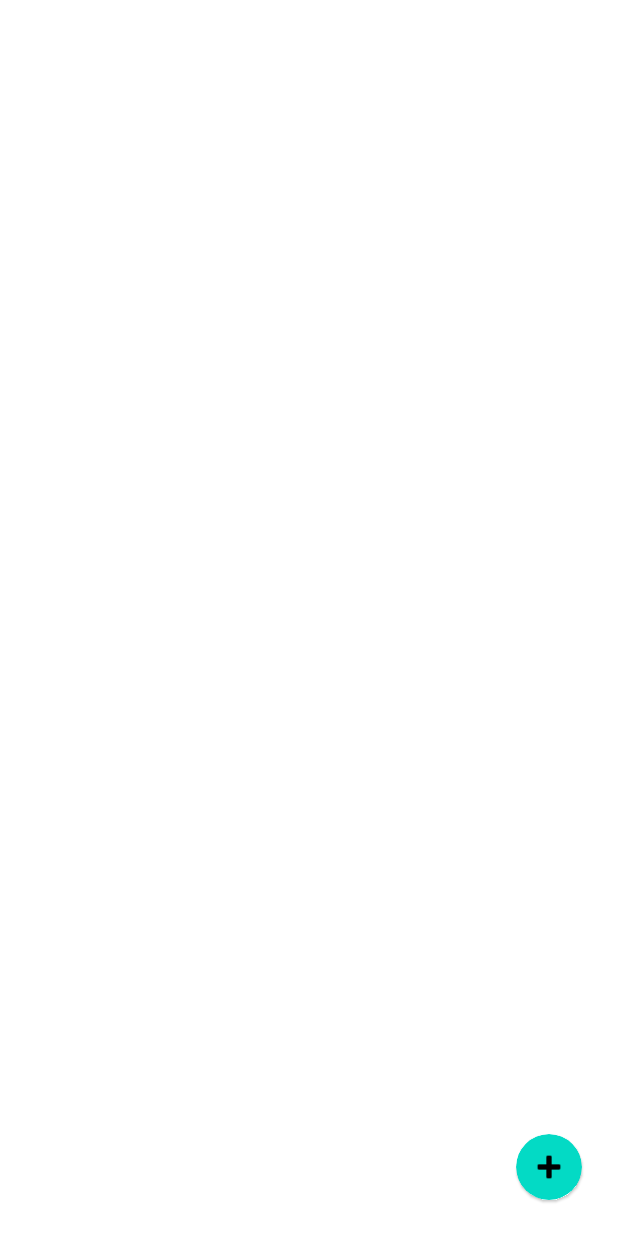
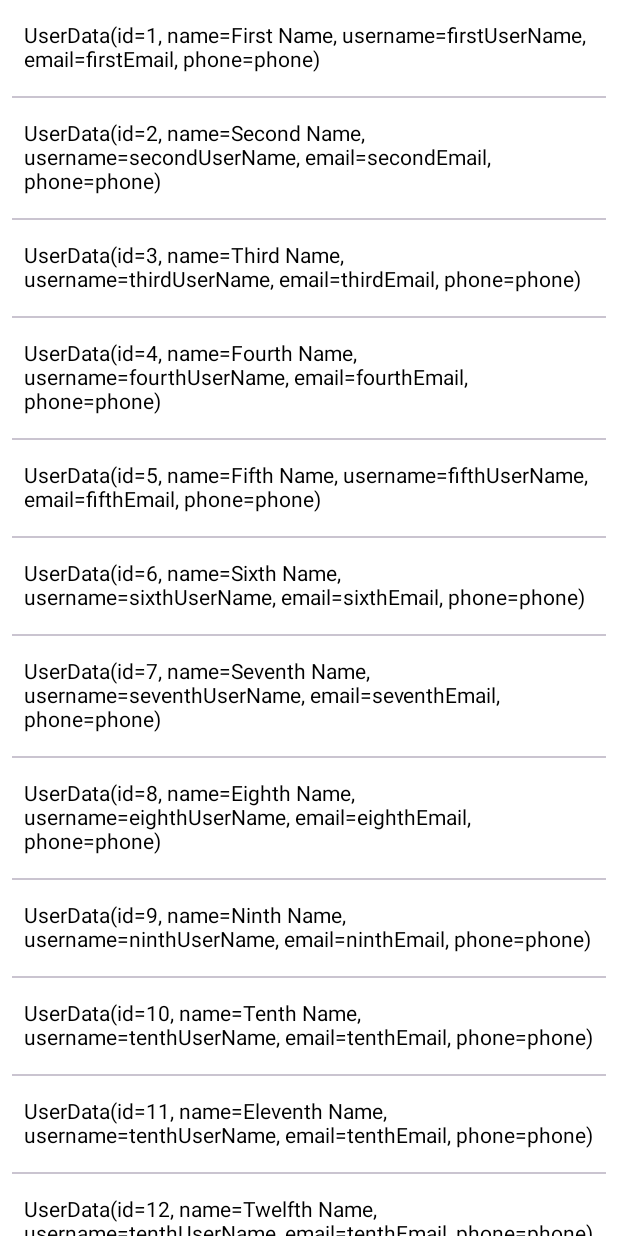
Before and after one commit to Axhillex/GraphQlApplication, an Android app built with Jetpack Compose: the screen it shows after launch (MainActivity), on a phone screen of 412 x 824 dp. Run offline under Robolectric (Android 15) with nearby library versions, the phone set to English and light mode, and no system bars; network calls fail; 1 statement that could not run was skipped.

Commit message:
added compose

```diff
--- a/app/src/main/AndroidManifest.xml
+++ b/app/src/main/AndroidManifest.xml
@@ -18,7 +18,7 @@
         android:usesCleartextTraffic="true"
         tools:targetApi="tiramisu">
         <activity
-            android:name=".AddOrEditUserActivity"
+            android:name=".utils.ui.AddOrEditUserActivity"
             android:exported="false" />
         <activity
             android:name=".MainActivity"
--- a/app/src/main/java/com/example/graphqlapplication/MainActivity.kt
+++ b/app/src/main/java/com/example/graphqlapplication/MainActivity.kt
@@ -3,9 +3,25 @@ package com.example.graphqlapplication
 import androidx.appcompat.app.AppCompatActivity
 import android.os.Bundle
 import android.widget.Toast
+import androidx.compose.animation.core.tween
+import androidx.compose.foundation.ExperimentalFoundationApi
+import androidx.compose.foundation.layout.Row
+import androidx.compose.foundation.layout.Spacer
+import androidx.compose.foundation.layout.fillMaxSize
+import androidx.compose.foundation.layout.fillMaxWidth
+import androidx.compose.foundation.layout.height
+import androidx.compose.foundation.layout.padding
+import androidx.compose.foundation.lazy.LazyColumn
+import androidx.compose.foundation.lazy.itemsIndexed
+import androidx.compose.material3.Divider
+import androidx.compose.material3.Text
+import androidx.compose.runtime.mutableStateListOf
+import androidx.compose.ui.Modifier
+import androidx.compose.ui.unit.dp
 import androidx.lifecycle.lifecycleScope
 import com.example.graphqlapplication.data.UsersRequestBody
 import com.example.graphqlapplication.data.GetUsersResponseBody
+import com.example.graphqlapplication.data.UserData
 import com.example.graphqlapplication.databinding.ActivityMainBinding
 import com.example.graphqlapplication.utils.constants.client
 import com.example.graphqlapplication.utils.ui.UsersAdapter
@@ -42,8 +58,45 @@ class MainActivity : AppCompatActivity(), UsersInterface {
         }
     }
 
+    @OptIn(ExperimentalFoundationApi::class)
     private suspend fun setUpView() = withContext(Dispatchers.Main) {
         binding.usersRecyclerView.adapter = adapter
+        val data = mutableStateListOf(
+            UserData("1", "First Name", "firstUserName", "firstEmail", "phone"),
+            UserData("2", "Second Name", "secondUserName", "secondEmail", "phone"),
+            UserData("3", "Third Name", "thirdUserName", "thirdEmail", "phone"),
+            UserData("4", "Fourth Name", "fourthUserName", "fourthEmail", "phone"),
+            UserData("5", "Fifth Name", "fifthUserName", "fifthEmail", "phone"),
+            UserData("6", "Sixth Name", "sixthUserName", "sixthEmail", "phone"),
+            UserData("7", "Seventh Name", "seventhUserName", "seventhEmail", "phone"),
+            UserData("8", "Eighth Name", "eighthUserName", "eighthEmail", "phone"),
+            UserData("9", "Ninth Name", "ninthUserName", "ninthEmail", "phone"),
+            UserData("10", "Tenth Name", "tenthUserName", "tenthEmail", "phone"),
+            UserData("11", "Eleventh Name", "tenthUserName", "tenthEmail", "phone"),
+            UserData("12", "Twelfth Name", "tenthUserName", "tenthEmail", "phone"),
+            UserData("13", "Thirteenth Name", "tenthUserName", "tenthEmail", "phone"),
+            UserData("14", "Fourteenth Name", "tenthUserName", "tenthEmail", "phone"),
+        )
+        binding.composeView.setContent {
+            LazyColumn(
+                Modifier
+                    .fillMaxSize()
+            ) {
+                itemsIndexed(data) { index, user ->
+                    Row(
+                        Modifier
+                            .fillMaxWidth()
+                            .padding(16.dp)
+                            .animateItemPlacement(tween(250))
+                    ) {
+                        Text(text = "$user")
+                    }
+                    if (index != data.size - 1) {
+                        Divider(Modifier.padding(horizontal = 8.dp))
+                    }
+                }
+            }
+        }
     }
 
     override fun onRemove(id: String?) {
--- a/app/src/main/res/layout/activity_main.xml
+++ b/app/src/main/res/layout/activity_main.xml
@@ -7,11 +7,17 @@
     android:background="@color/white"
     tools:context=".MainActivity">
 
+    <androidx.compose.ui.platform.ComposeView
+        android:id="@+id/composeView"
+        android:layout_width="match_parent"
+        android:layout_height="match_parent" />
+
     <androidx.recyclerview.widget.RecyclerView
         android:id="@+id/usersRecyclerView"
         android:layout_width="match_parent"
         android:layout_height="match_parent"
         android:orientation="vertical"
+        android:visibility="gone"
         app:layoutManager="androidx.recyclerview.widget.LinearLayoutManager"
         app:spanCount="2" />
 
@@ -21,6 +27,7 @@
         android:layout_alignParentEnd="true"
         android:layout_alignParentBottom="true"
         android:layout_margin="24dp"
+        android:visibility="gone"
         app:cardBackgroundColor="@color/teal_200"
         app:cardCornerRadius="40dp"
         app:cardElevation="1dp">
--- a/app/src/main/res/values/strings.xml
+++ b/app/src/main/res/values/strings.xml
@@ -9,4 +9,5 @@
 
     <string name="hello_first_fragment">Hello first fragment</string>
     <string name="hello_second_fragment">Hello second fragment. Arg: %1$s</string>
+    <string name="title_activity_compose">ComposeActivity</string>
 </resources>
--- a/gradle.properties
+++ b/gradle.properties
@@ -21,3 +21,4 @@ kotlin.code.style=official
 # resources declared in the library itself and none from the library's dependencies,
 # thereby reducing the size of the R class for that library
 android.nonTransitiveRClass=true
+android.enableJetifier = true
```
Also changed, not shown: app/build.gradle (+22 -0 lines).
